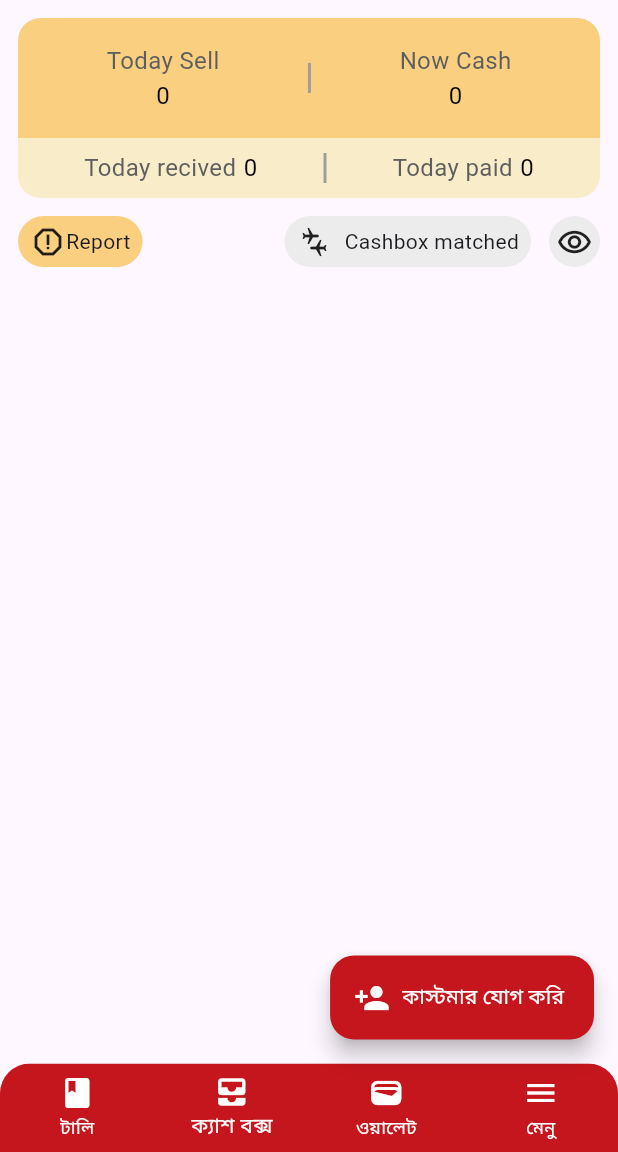
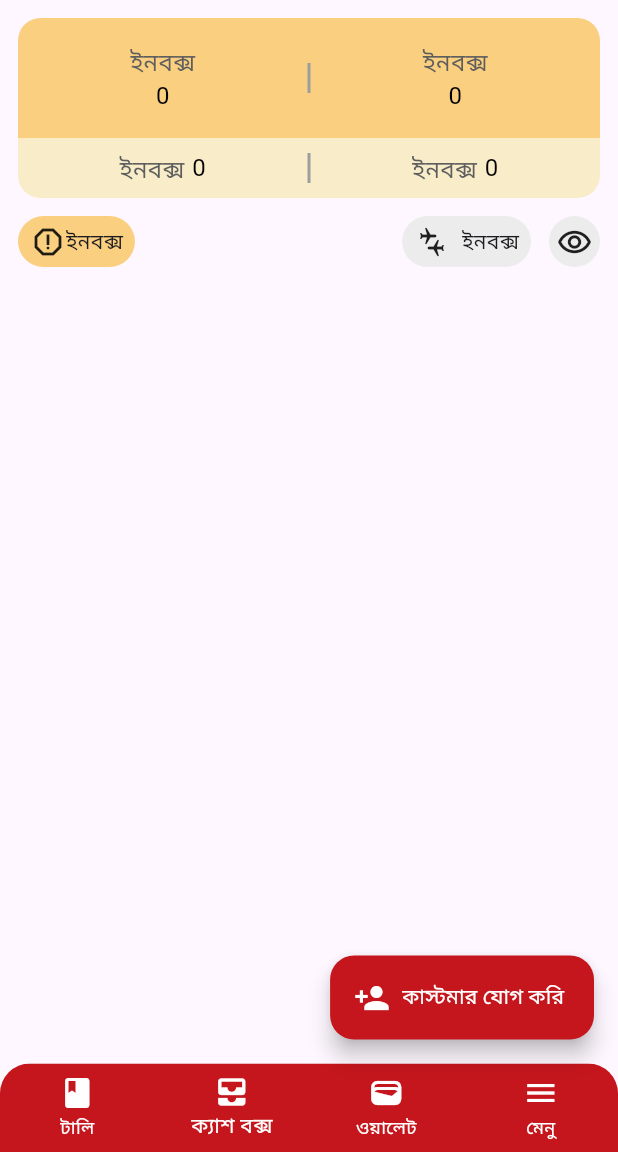
Before and after one commit to RakibulIslam10/Tally_Khata_Pro, a Flutter app: the screen it shows after launch, item 2 of the bottom bar chosen, on a phone screen of 412 x 824 dp, the part 84-1236 px from its top. Run offline on Flutter 3.47's test engine with Material 3 defaults, Android fonts, the phone set to English and light mode, and no system bars; our stand-ins replace device_preview, flutter_animate, get, lottie.

Commit message:
Updated by Khairul for CashboxScreen with releted screens

```diff
--- a/lib/Utils/Const.dart
+++ b/lib/Utils/Const.dart
@@ -7,10 +7,15 @@ class AllStrings{
    static const help = "হেল্প" ;
    static const fabText = "কাস্টমার যোগ করি";
    static const qrText = "সুপার QR কোড এক্টিভ করুন";
-   static const allDue =   "মোট পাবো";
-   static const allLoan =   "মোট পাবো";
-   static const inbox =   "ইনবক্স";
-   // static const inbox =   "ইনবক্স";
+   static const allDue = "মোট পাবো";
+   static const allLoan = "মোট পাবো";
+   static const inbox = "ইনবক্স";
+   static const todaySell = "ইনবক্স";
+   static const presentCash = "ইনবক্স";
+   static const todayCollect = "ইনবক্স";
+   static const todayPaid = "ইনবক্স";
+   static const report = "ইনবক্স";
+   static const cashBoxMatched = "ইনবক্স";
 
 
 }
--- a/lib/Widget/cashboxDetails.dart
+++ b/lib/Widget/cashboxDetails.dart
@@ -1,5 +1,6 @@
 import 'package:flutter/material.dart';
 import 'package:talikhatapro/Utils/App_Color.dart';
+import 'package:talikhatapro/Utils/Const.dart';
 
 class CashboxDetails extends StatelessWidget {
   const CashboxDetails({
@@ -13,7 +14,7 @@ class CashboxDetails extends StatelessWidget {
         Container(
           height: 80,
           width: double.infinity,
-          decoration: BoxDecoration(
+          decoration:const BoxDecoration(
             color: AppColors.peach,
             borderRadius: BorderRadius.only(
               topLeft: Radius.circular(15),
@@ -28,7 +29,7 @@ class CashboxDetails extends StatelessWidget {
                 // Added this line
                 children: [
                   Text(
-                    'Today Sell',
+                    AllStrings.todaySell,
                     style: TextStyle(fontSize: 16, color: AppColors.grayText),
                   ),
                   Text(
@@ -43,7 +44,7 @@ class CashboxDetails extends StatelessWidget {
                 // Added this line
                 children: [
                   Text(
-                    'Now Cash',
+                    AllStrings.presentCash,
                     style: TextStyle(fontSize: 16, color: AppColors.grayText),
                   ),
                   Text(
@@ -72,8 +73,7 @@ class CashboxDetails extends StatelessWidget {
                 mainAxisAlignment: MainAxisAlignment.center,
                 // Added this line
                 children: [
-                  Text(
-                    'Today recived',
+                  Text(AllStrings.todayCollect,
                     style: TextStyle(fontSize: 16, color: AppColors.grayText),
                   ),
                   SizedBox(
@@ -90,8 +90,7 @@ class CashboxDetails extends StatelessWidget {
                 mainAxisAlignment: MainAxisAlignment.center,
                 // Added this line
                 children: [
-                  Text(
-                    'Today paid',
+                  Text(AllStrings.todayPaid,
                     style: TextStyle(fontSize: 16, color: AppColors.grayText),
                   ),
                   SizedBox(
--- a/lib/Widget/reportWidget.dart
+++ b/lib/Widget/reportWidget.dart
@@ -1,5 +1,6 @@
 import 'package:flutter/material.dart';
 import 'package:talikhatapro/Utils/App_Color.dart';
+import 'package:talikhatapro/Utils/Const.dart';
 
 class ReportWidget extends StatelessWidget {
   const ReportWidget({
@@ -20,7 +21,7 @@ class ReportWidget extends StatelessWidget {
             child: const Padding(
               padding: EdgeInsets.only(top: 5.0,right: 8.0,bottom: 5.0,left: 8.0),
               child: Row(
-                children: [Icon(Icons.report_outlined), Text('Report')],
+                children: [Icon(Icons.report_outlined), Text(AllStrings.report)],
               ),
             ),
           ),
@@ -36,7 +37,7 @@ class ReportWidget extends StatelessWidget {
                     children: [
                       Icon(Icons.connecting_airports_sharp),
                       SizedBox(width: 8),
-                      Text('Cashbox matched')
+                      Text(AllStrings.cashBoxMatched)
                     ],
                   ),
                 ),
```
